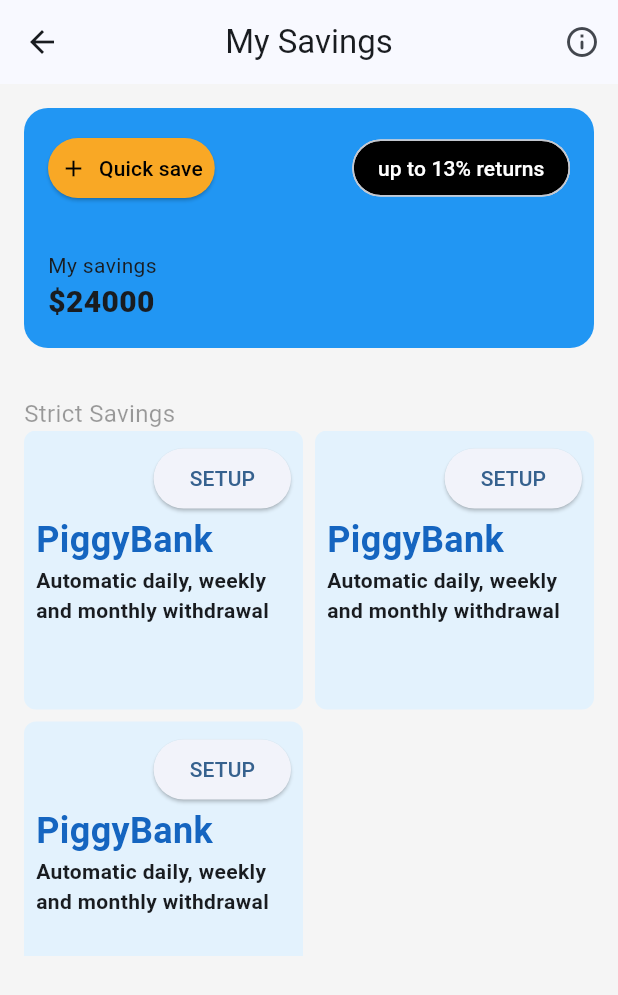
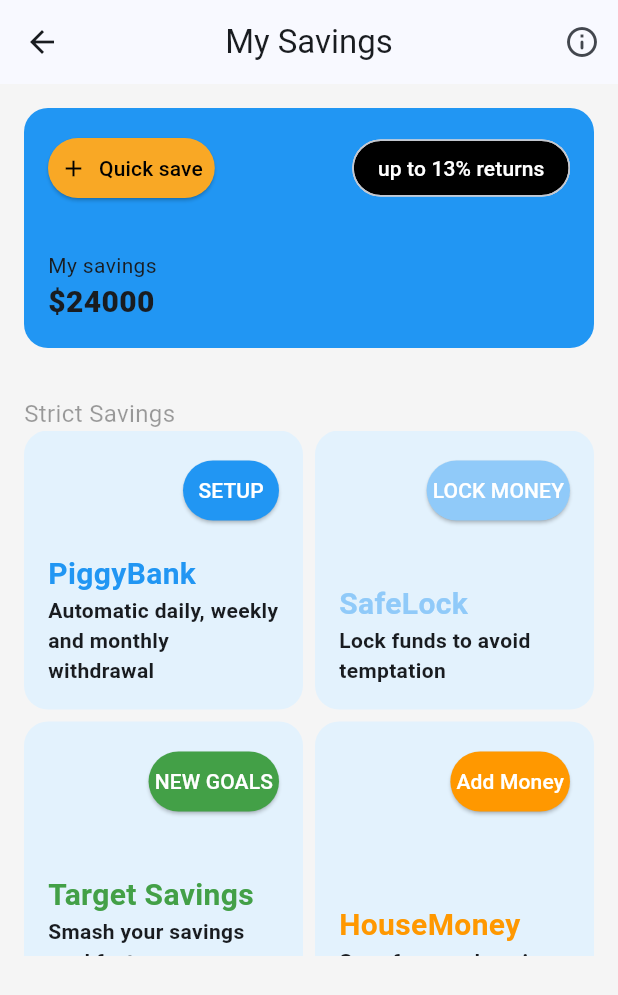
Before and after one commit to ANTONINEUTRON/wtm_savings_app, a Flutter app: the SavingsView screen opened directly, on a phone screen of 412 x 824 dp. Shown: the top 995 px of the screen. Run offline on Flutter 3.47's test engine with Material 3 defaults, Android fonts, the phone set to English and light mode, and no system bars.

Commit message:
February 21 2024 class

```diff
--- /dev/null
+++ b/lib/features/savings/widgets/strict_savings_items.dart
@@ -0,0 +1,70 @@
+
+
+import 'package:flutter/material.dart';
+
+class StrictSavingsItem extends StatelessWidget {
+  const StrictSavingsItem({
+    super.key,
+    required this.textOnButton,
+    required this.title,
+    required this.subtitle,
+    required this.color,
+  });
+  final String textOnButton;
+  final String title;
+  final String subtitle;
+  final Color color;
+
+
+  @override
+  Widget build(BuildContext context) {
+    return Container(
+        decoration: BoxDecoration(
+          color: Colors.blue.shade50,
+          borderRadius: BorderRadius.circular(16),
+        ),
+        padding: EdgeInsets.all(16),
+        child: Column(
+          crossAxisAlignment: CrossAxisAlignment.start,
+          mainAxisAlignment: MainAxisAlignment.spaceBetween,
+          children: [
+            Row(
+              mainAxisAlignment: MainAxisAlignment.end,
+              children: [
+                ElevatedButton(
+                    onPressed: (){},
+                    child: Text(textOnButton),
+                    style: ElevatedButton.styleFrom(
+                      backgroundColor: color,
+                      foregroundColor: Colors.white,
+                      padding: EdgeInsets.symmetric(horizontal: 4)
+                    ),
+                ),
+              ],
+            ),
+            Column(
+              crossAxisAlignment: CrossAxisAlignment.start,
+              children: [
+                Text(
+                  title,
+                  style: TextStyle(
+                      fontSize: 20,
+                      fontWeight: FontWeight.bold,
+                      color: color
+                  ),
+                ),
+
+                Text(
+                  subtitle,
+                  style: TextStyle(
+                      fontWeight: FontWeight.bold
+                  ),
+                )
+              ],
+            ),
+
+          ],
+        )
+    );
+  }
+}
--- a/lib/features/savings/widgets/strict_savings_section.dart
+++ b/lib/features/savings/widgets/strict_savings_section.dart
@@ -1,4 +1,5 @@
 import 'package:flutter/material.dart';
+import 'package:wtm_savings_app/features/savings/widgets/strict_savings_items.dart';
 
 class StrictSavingsSection extends StatelessWidget {
   const StrictSavingsSection({super.key});
@@ -26,9 +27,30 @@ class StrictSavingsSection extends StatelessWidget {
               crossAxisSpacing: 8,
               mainAxisSpacing: 8,
               children: [
-                StrictSavingsItem(),
-                StrictSavingsItem(),
-                StrictSavingsItem()
+                StrictSavingsItem(
+                  title: "PiggyBank",
+                  subtitle: "Automatic daily, weekly and monthly withdrawal",
+                  color: Colors.blue,
+                  textOnButton: "SETUP",
+                ),
+                StrictSavingsItem(
+                    textOnButton: "LOCK MONEY",
+                    title: "SafeLock",
+                    subtitle: "Lock funds to avoid temptation",
+                    color: Colors.blue.shade200
+                ),
+                StrictSavingsItem(
+                    textOnButton: "NEW GOALS",
+                    title: "Target Savings",
+                    subtitle: "Smash your savings goal faster",
+                    color: Colors.green.shade600
+                ),
+                StrictSavingsItem(
+                    textOnButton: "Add Money",
+                    title: "HouseMoney",
+                    subtitle: "Save for your housing",
+                    color: Colors.orange
+                )
               ],
             ),
           )
@@ -37,48 +59,3 @@ class StrictSavingsSection extends StatelessWidget {
     );
   }
 }
-
-class StrictSavingsItem extends StatelessWidget {
-  const StrictSavingsItem({
-    super.key,
-  });
-
-  @override
-  Widget build(BuildContext context) {
-    return Container(
-      decoration: BoxDecoration(
-        color: Colors.blue.shade50,
-        borderRadius: BorderRadius.circular(8),
-      ),
-      padding: EdgeInsets.all(8),
-      child: Column(
-        crossAxisAlignment: CrossAxisAlignment.start,
-        children: [
-          Row(
-            mainAxisAlignment: MainAxisAlignment.end,
-            children: [
-              ElevatedButton(
-                  onPressed: (){},
-                  child: Text("SETUP")
-              ),
-            ],
-          ),
-          Text(
-              "PiggyBank",
-            style: TextStyle(
-              fontSize: 24,
-              fontWeight: FontWeight.bold,
-              color: Colors.blue.shade800
-            ),
-          ),
-          Text(
-              "Automatic daily, weekly and monthly withdrawal",
-            style: TextStyle(
-              fontWeight: FontWeight.bold
-            ),
-          )
-        ],
-      )
-    );
-  }
-}
```
